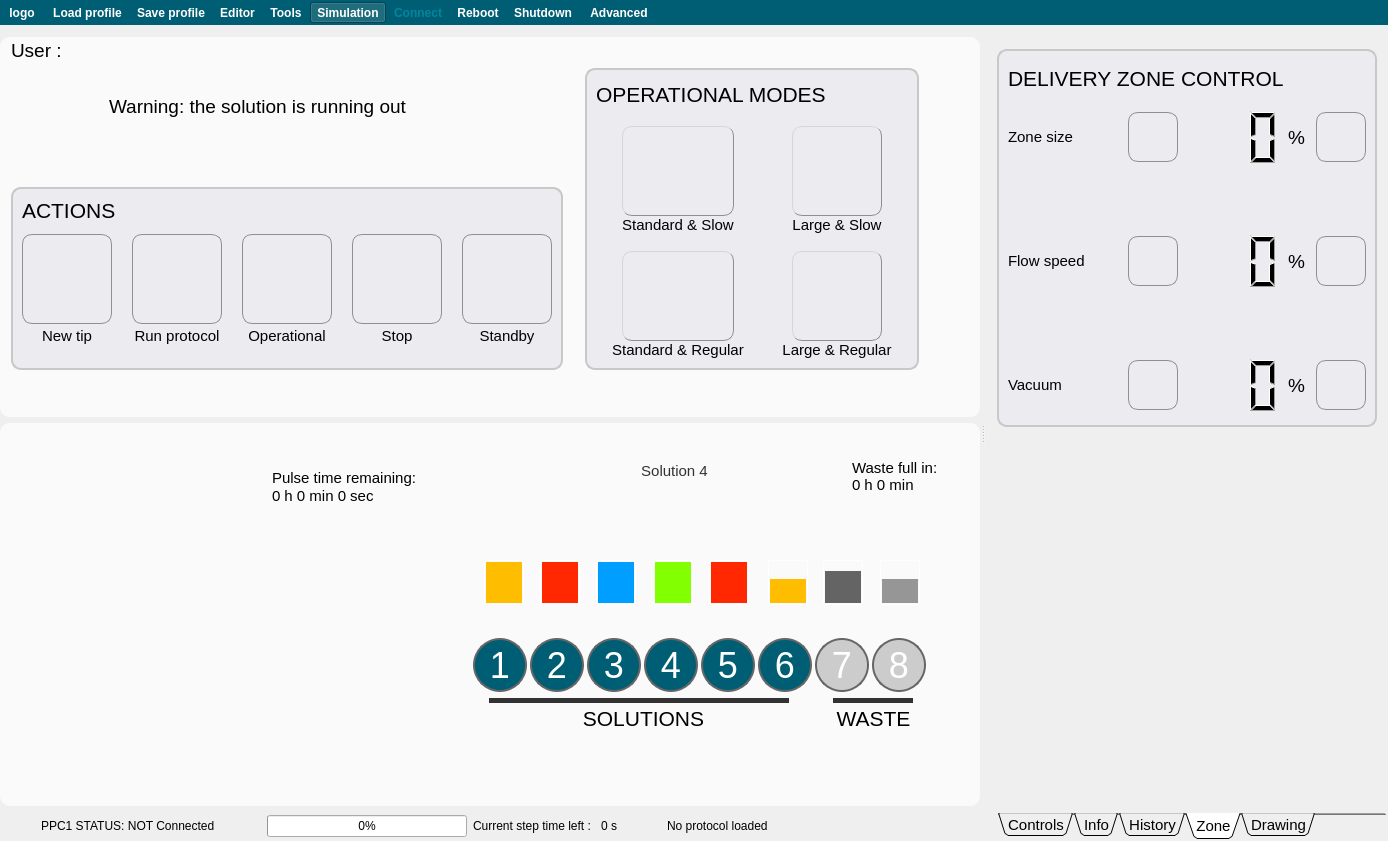
Old version of the form apps/Biopen_wizard_6/Lab-on-a-tip.ui in the repository bellonemauro/Labonatip2.0.
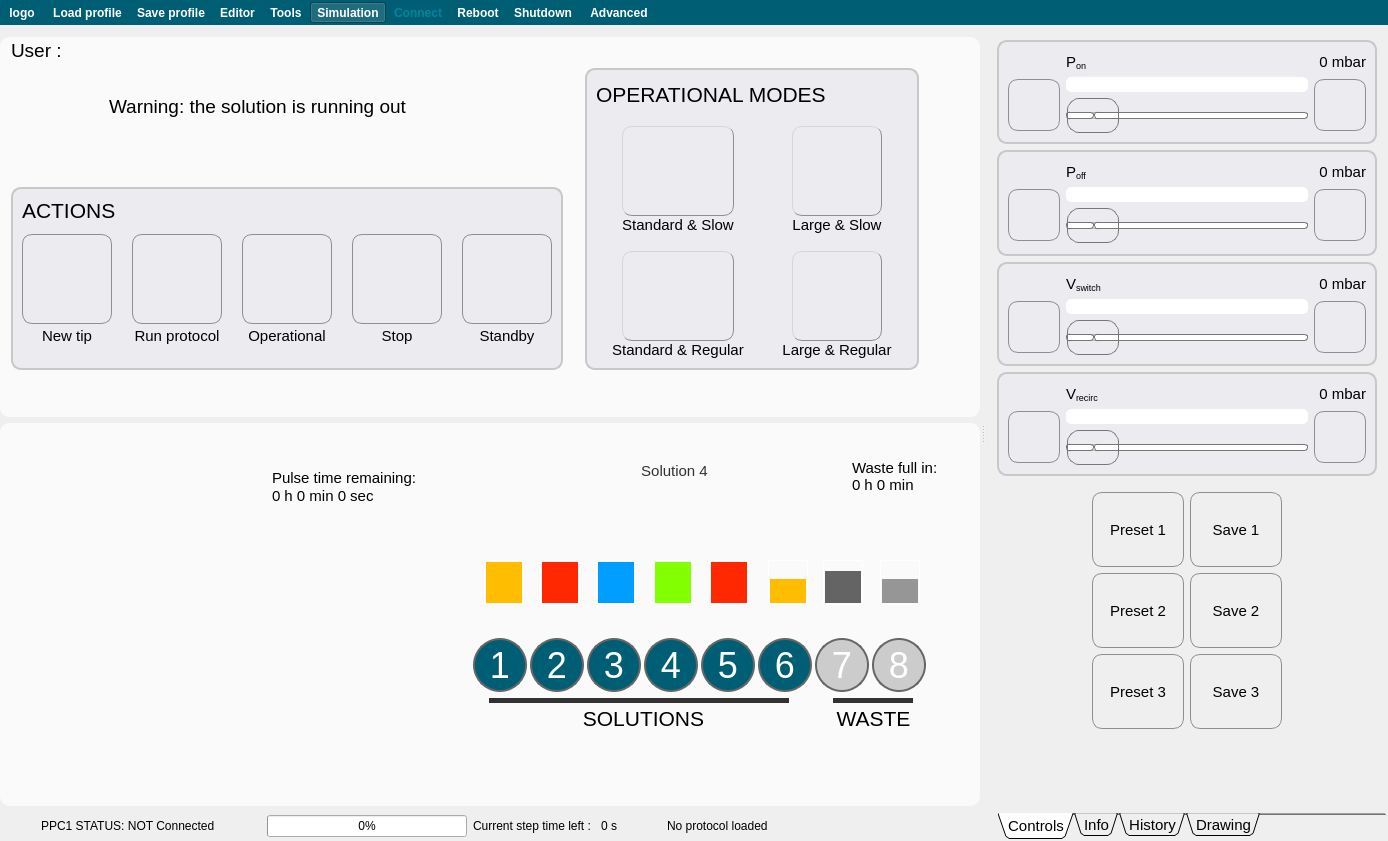
New version of the form. The open tabs and pages were chosen to show the change. Icons and pictures are not drawn.

Diff of the .ui file:
```diff
--- a/apps/Biopen_wizard_6/Lab-on-a-tip.ui
+++ b/apps/Biopen_wizard_6/Lab-on-a-tip.ui
@@ -6262,661 +6262,6 @@
              </item>
             </layout>
            </widget>
-           <widget class="QWidget" name="tab_5">
-            <attribute name="title">
-             <string>Zone</string>
-            </attribute>
-            <layout class="QVBoxLayout" name="verticalLayout_6">
-             <item>
-              <widget class="QGroupBox" name="groupBox_deliveryZone">
-               <property name="sizePolicy">
-                <sizepolicy hsizetype="Minimum" vsizetype="Minimum">
-                 <horstretch>0</horstretch>
-                 <verstretch>0</verstretch>
-                </sizepolicy>
-               </property>
-               <property name="minimumSize">
-                <size>
-                 <width>370</width>
-                 <height>40</height>
-                </size>
-               </property>
-               <property name="maximumSize">
-                <size>
-                 <width>390</width>
-                 <height>16777215</height>
-                </size>
-               </property>
-               <property name="styleSheet">
-                <string notr="true">QGroupBox { 
-     border: 2px solid  rgb(200, 200, 200); ; 
-     border-radius: 10px; 
-    color: rgb(80, 80, 80);
-    background-color: rgb(235, 235, 240);
- } 
-
- QPushButton {
-     border: 1px solid #8f8f91;
-     border-radius: 10px;
-     background-color: qlineargradient(x1: 0, y1: 0, x2: 0, y2: 1,
-                                       stop: 0 #f6f7fa, stop: 1 #dadbde);
-
- }
-
-
-QPushButton:focus:pressed{
-     background-color: qlineargradient(x1: 0, y1: 0, x2: 0, y2: 1,
-                                       stop: 0 #F0F0FF, stop: 1 #f6f7fa);
- }
-
- QPushButton:hover {
-     background-color: qlineargradient(x1: 0, y1: 0, x2: 0, y2: 1,
-                                       stop: 0 #f6f7fa, stop: 1 #F0F0FF);
- }
-
-QPushButton:disabled{ background-color: #CCCCCC; }
-
- QPushButton:flat {
-     border: none; /* no border for a flat push button */
- }
-
- QPushButton:default {
-     border-color: navy; /* make the default button prominent */
- }</string>
-               </property>
-               <property name="title">
-                <string/>
-               </property>
-               <property name="flat">
-                <bool>false</bool>
-               </property>
-               <layout class="QGridLayout" name="gridLayout_21">
-                <property name="topMargin">
-                 <number>0</number>
-                </property>
-                <property name="spacing">
-                 <number>0</number>
-                </property>
-                <item row="2" column="4">
-                 <widget class="QLabel" name="label_dropletSize_percentage">
-                  <property name="maximumSize">
-                   <size>
-                    <width>16777215</width>
-                    <height>16777215</height>
-                   </size>
-                  </property>
-                  <property name="font">
-                   <font>
-                    <pointsize>14</pointsize>
-                   </font>
-                  </property>
-                  <property name="styleSheet">
-                   <string notr="true"/>
-                  </property>
-                  <property name="text">
-                   <string>%  </string>
-                  </property>
-                  <property name="alignment">
-                   <set>Qt::AlignLeading|Qt::AlignLeft|Qt::AlignVCenter</set>
-                  </property>
-                 </widget>
-                </item>
-                <item row="3" column="1" colspan="4">
-                 <spacer name="verticalSpacer_2">
-                  <property name="orientation">
-                   <enum>Qt::Vertical</enum>
-                  </property>
-                  <property name="sizeHint" stdset="0">
-                   <size>
-                    <width>20</width>
-                    <height>40</height>
-                   </size>
-                  </property>
-                 </spacer>
-                </item>
-                <item row="2" column="1">
-                 <widget class="QLabel" name="label_DZV_dropletSize">
-                  <property name="sizePolicy">
-                   <sizepolicy hsizetype="Expanding" vsizetype="Preferred">
-                    <horstretch>0</horstretch>
-                    <verstretch>0</verstretch>
-                   </sizepolicy>
-                  </property>
-                  <property name="minimumSize">
-                   <size>
-                    <width>0</width>
-                    <height>0</height>
-                   </size>
-                  </property>
-                  <property name="maximumSize">
-                   <size>
-                    <width>16777215</width>
-                    <height>16777215</height>
-                   </size>
-                  </property>
-                  <property name="font">
-                   <font>
-                    <pointsize>11</pointsize>
-                   </font>
-                  </property>
-                  <property name="styleSheet">
-                   <string notr="true"/>
-                  </property>
-                  <property name="text">
-                   <string>Zone size</string>
-                  </property>
-                  <property name="alignment">
-                   <set>Qt::AlignLeading|Qt::AlignLeft|Qt::AlignVCenter</set>
-                  </property>
-                 </widget>
-                </item>
-                <item row="7" column="2">
-                 <widget class="QPushButton" name="pushButton_vacuum_minus">
-                  <property name="sizePolicy">
-                   <sizepolicy hsizetype="Fixed" vsizetype="Fixed">
-                    <horstretch>0</horstretch>
-                    <verstretch>0</verstretch>
-                   </sizepolicy>
-                  </property>
-                  <property name="minimumSize">
-                   <size>
-                    <width>50</width>
-                    <height>50</height>
-                   </size>
-                  </property>
-                  <property name="maximumSize">
-                   <size>
-                    <width>16777215</width>
-                    <height>16777215</height>
-                   </size>
-                  </property>
-                  <property name="toolTip">
-                   <string>Decrease vacuum</string>
-                  </property>
-                  <property name="styleSheet">
-                   <string notr="true"/>
-                  </property>
-                  <property name="text">
-                   <string/>
-                  </property>
-                  <property name="icon">
-                   <iconset resource="resources.qrc">
-                    <normaloff>:/icons/minus.png</normaloff>:/icons/minus.png</iconset>
-                  </property>
-                  <property name="iconSize">
-                   <size>
-                    <width>35</width>
-                    <height>35</height>
-                   </size>
-                  </property>
-                 </widget>
-                </item>
-                <item row="7" column="3">
-                 <widget class="QLCDNumber" name="lcdNumber_vacuum_percentage">
-                  <property name="sizePolicy">
-                   <sizepolicy hsizetype="Expanding" vsizetype="Expanding">
-                    <horstretch>0</horstretch>
-                    <verstretch>0</verstretch>
-                   </sizepolicy>
-                  </property>
-                  <property name="maximumSize">
-                   <size>
-                    <width>16777215</width>
-                    <height>16777215</height>
-                   </size>
-                  </property>
-                  <property name="toolTip">
-                   <string>&lt;html&gt;&lt;head/&gt;&lt;body&gt;&lt;p&gt;Vacuum current percentage&lt;/p&gt;&lt;/body&gt;&lt;/html&gt;</string>
-                  </property>
-                  <property name="frameShape">
-                   <enum>QFrame::NoFrame</enum>
-                  </property>
-                  <property name="digitCount">
-                   <number>3</number>
-                  </property>
-                  <property name="value" stdset="0">
-                   <double>0.000000000000000</double>
-                  </property>
-                  <property name="intValue" stdset="0">
-                   <number>0</number>
-                  </property>
-                 </widget>
-                </item>
-                <item row="5" column="1" colspan="4">
-                 <spacer name="verticalSpacer">
-                  <property name="orientation">
-                   <enum>Qt::Vertical</enum>
-                  </property>
-                  <property name="sizeHint" stdset="0">
-                   <size>
-                    <width>20</width>
-                    <height>40</height>
-                   </size>
-                  </property>
-                 </spacer>
-                </item>
-                <item row="4" column="1">
-                 <widget class="QLabel" name="label_DZC_flowSpeed">
-                  <property name="sizePolicy">
-                   <sizepolicy hsizetype="Preferred" vsizetype="Expanding">
-                    <horstretch>0</horstretch>
-                    <verstretch>0</verstretch>
-                   </sizepolicy>
-                  </property>
-                  <property name="minimumSize">
-                   <size>
-                    <width>120</width>
-                    <height>0</height>
-                   </size>
-                  </property>
-                  <property name="font">
-                   <font>
-                    <pointsize>11</pointsize>
-                   </font>
-                  </property>
-                  <property name="styleSheet">
-                   <string notr="true"/>
-                  </property>
-                  <property name="text">
-                   <string>Flow speed</string>
-                  </property>
-                  <property name="alignment">
-                   <set>Qt::AlignLeading|Qt::AlignLeft|Qt::AlignVCenter</set>
-                  </property>
-                 </widget>
-                </item>
-                <item row="2" column="5" colspan="2">
-                 <widget class="QPushButton" name="pushButton_dropSize_plus">
-                  <property name="sizePolicy">
-                   <sizepolicy hsizetype="Fixed" vsizetype="Fixed">
-                    <horstretch>0</horstretch>
-                    <verstretch>0</verstretch>
-                   </sizepolicy>
-                  </property>
-                  <property name="minimumSize">
-                   <size>
-                    <width>50</width>
-                    <height>50</height>
-                   </size>
-                  </property>
-                  <property name="maximumSize">
-                   <size>
-                    <width>16777215</width>
-                    <height>16777215</height>
-                   </size>
-                  </property>
-                  <property name="toolTip">
-                   <string>Increase the size of the delivery zone</string>
-                  </property>
-                  <property name="styleSheet">
-                   <string notr="true"/>
-                  </property>
-                  <property name="text">
-                   <string/>
-                  </property>
-                  <property name="icon">
-                   <iconset resource="resources.qrc">
-                    <normaloff>:/icons/plus.png</normaloff>:/icons/plus.png</iconset>
-                  </property>
-                  <property name="iconSize">
-                   <size>
-                    <width>35</width>
-                    <height>35</height>
-                   </size>
-                  </property>
-                 </widget>
-                </item>
-                <item row="4" column="4">
-                 <widget class="QLabel" name="label_flowspeed_percentage">
-                  <property name="maximumSize">
-                   <size>
-                    <width>16777215</width>
-                    <height>16777215</height>
-                   </size>
-                  </property>
-                  <property name="font">
-                   <font>
-                    <pointsize>14</pointsize>
-                   </font>
-                  </property>
-                  <property name="styleSheet">
-                   <string notr="true"/>
-                  </property>
-                  <property name="text">
-                   <string>%</string>
-                  </property>
-                  <property name="alignment">
-                   <set>Qt::AlignLeading|Qt::AlignLeft|Qt::AlignVCenter</set>
-                  </property>
-                 </widget>
-                </item>
-                <item row="2" column="2">
-                 <widget class="QPushButton" name="pushButton_dropSize_minus">
-                  <property name="sizePolicy">
-                   <sizepolicy hsizetype="Fixed" vsizetype="Fixed">
-                    <horstretch>0</horstretch>
-                    <verstretch>0</verstretch>
-                   </sizepolicy>
-                  </property>
-                  <property name="minimumSize">
-                   <size>
-                    <width>50</width>
-                    <height>50</height>
-                   </size>
-                  </property>
-                  <property name="maximumSize">
-                   <size>
-                    <width>16777215</width>
-                    <height>16777215</height>
-                   </size>
-                  </property>
-                  <property name="font">
-                   <font>
-                    <pointsize>8</pointsize>
-                   </font>
-                  </property>
-                  <property name="toolTip">
-                   <string>Decrease the size of the delivery zone</string>
-                  </property>
-                  <property name="autoFillBackground">
-                   <bool>false</bool>
-                  </property>
-                  <property name="styleSheet">
-                   <string notr="true"/>
-                  </property>
-                  <property name="text">
-                   <string/>
-                  </property>
-                  <property name="icon">
-                   <iconset resource="resources.qrc">
-                    <normaloff>:/icons/minus.png</normaloff>:/icons/minus.png</iconset>
-                  </property>
-                  <property name="iconSize">
-                   <size>
-                    <width>35</width>
-                    <height>35</height>
-                   </size>
-                  </property>
-                 </widget>
-                </item>
-                <item row="4" column="2">
-                 <widget class="QPushButton" name="pushButton_flowspeed_minus">
-                  <property name="sizePolicy">
-                   <sizepolicy hsizetype="Fixed" vsizetype="Fixed">
-                    <horstretch>0</horstretch>
-                    <verstretch>0</verstretch>
-                   </sizepolicy>
-                  </property>
-                  <property name="minimumSize">
-                   <size>
-                    <width>50</width>
-                    <height>50</height>
-                   </size>
-                  </property>
-                  <property name="maximumSize">
-                   <size>
-                    <width>16777215</width>
-                    <height>16777215</height>
-                   </size>
-                  </property>
-                  <property name="toolTip">
-                   <string>Decrease flow speed</string>
-                  </property>
-                  <property name="styleSheet">
-                   <string notr="true"/>
-                  </property>
-                  <property name="text">
-                   <string/>
-                  </property>
-                  <property name="icon">
-                   <iconset resource="resources.qrc">
-                    <normaloff>:/icons/minus.png</normaloff>:/icons/minus.png</iconset>
-                  </property>
-                  <property name="iconSize">
-                   <size>
-                    <width>35</width>
-                    <height>35</height>
-                   </size>
-                  </property>
-                 </widget>
-                </item>
-                <item row="7" column="4">
-                 <widget class="QLabel" name="label_vacuum_percentage">
-                  <property name="maximumSize">
-                   <size>
-                    <width>16777215</width>
-                    <height>16777215</height>
-                   </size>
-                  </property>
-                  <property name="font">
-                   <font>
-                    <pointsize>14</pointsize>
-                   </font>
-                  </property>
-                  <property name="styleSheet">
-                   <string notr="true"/>
-                  </property>
-                  <property name="text">
-                   <string>%</string>
-                  </property>
-                  <property name="alignment">
-                   <set>Qt::AlignLeading|Qt::AlignLeft|Qt::AlignVCenter</set>
-                  </property>
-                 </widget>
-                </item>
-                <item row="6" column="1" rowspan="2">
-                 <widget class="QLabel" name="label_DZC_vacuum">
-                  <property name="sizePolicy">
-                   <sizepolicy hsizetype="Expanding" vsizetype="Preferred">
-                    <horstretch>0</horstretch>
-                    <verstretch>0</verstretch>
-                   </sizepolicy>
-                  </property>
-                  <property name="font">
-                   <font>
-                    <pointsize>11</pointsize>
-                   </font>
-                  </property>
-                  <property name="styleSheet">
-                   <string notr="true"/>
-                  </property>
-                  <property name="text">
-                   <string>Vacuum</string>
-                  </property>
-                  <property name="alignment">
-                   <set>Qt::AlignLeading|Qt::AlignLeft|Qt::AlignVCenter</set>
-                  </property>
-                 </widget>
-                </item>
-                <item row="4" column="5" colspan="2">
-                 <widget class="QPushButton" name="pushButton_flowspeed_plus">
-                  <property name="sizePolicy">
-                   <sizepolicy hsizetype="Fixed" vsizetype="Fixed">
-                    <horstretch>0</horstretch>
-                    <verstretch>0</verstretch>
-                   </sizepolicy>
-                  </property>
-                  <property name="minimumSize">
-                   <size>
-                    <width>50</width>
-                    <height>50</height>
-                   </size>
-                  </property>
-                  <property name="maximumSize">
-                   <size>
-                    <width>16777215</width>
-                    <height>16777215</height>
-                   </size>
-                  </property>
-                  <property name="toolTip">
-                   <string>Increase flow speed</string>
-                  </property>
-                  <property name="styleSheet">
-                   <string notr="true"/>
-                  </property>
-                  <property name="text">
-                   <string/>
-                  </property>
-                  <property name="icon">
-                   <iconset resource="resources.qrc">
-                    <normaloff>:/icons/plus.png</normaloff>:/icons/plus.png</iconset>
-                  </property>
-                  <property name="iconSize">
-                   <size>
-                    <width>35</width>
-                    <height>35</height>
-                   </size>
-                  </property>
-                 </widget>
-                </item>
-                <item row="2" column="3">
-                 <widget class="QLCDNumber" name="lcdNumber_dropletSize_percentage">
-                  <property name="sizePolicy">
-                   <sizepolicy hsizetype="Expanding" vsizetype="Expanding">
-                    <horstretch>0</horstretch>
-                    <verstretch>0</verstretch>
-                   </sizepolicy>
-                  </property>
-                  <property name="maximumSize">
-                   <size>
-                    <width>16777215</width>
-                    <height>16777215</height>
-                   </size>
-                  </property>
-                  <property name="toolTip">
-                   <string>&lt;html&gt;&lt;head/&gt;&lt;body&gt;&lt;p&gt;Droplet size current percentage&lt;/p&gt;&lt;/body&gt;&lt;/html&gt;</string>
-                  </property>
-                  <property name="frameShape">
-                   <enum>QFrame::NoFrame</enum>
-                  </property>
-                  <property name="digitCount">
-                   <number>3</number>
-                  </property>
-                  <property name="segmentStyle">
-                   <enum>QLCDNumber::Filled</enum>
-                  </property>
-                  <property name="value" stdset="0">
-                   <double>0.000000000000000</double>
-                  </property>
-                  <property name="intValue" stdset="0">
-                   <number>0</number>
-                  </property>
-                 </widget>
-                </item>
-                <item row="7" column="5" colspan="2">
-                 <widget class="QPushButton" name="pushButton_vacuum_plus">
-                  <property name="sizePolicy">
-                   <sizepolicy hsizetype="Fixed" vsizetype="Fixed">
-                    <horstretch>0</horstretch>
-                    <verstretch>0</verstretch>
-                   </sizepolicy>
-                  </property>
-                  <property name="minimumSize">
-                   <size>
-                    <width>50</width>
-                    <height>50</height>
-                   </size>
-                  </property>
-                  <property name="maximumSize">
-                   <size>
-                    <width>16777215</width>
-                    <height>16777215</height>
-                   </size>
-                  </property>
-                  <property name="toolTip">
-                   <string>Increase vacuum</string>
-                  </property>
-                  <property name="styleSheet">
-                   <string notr="true"/>
-                  </property>
-                  <property name="text">
-                   <string/>
-                  </property>
-                  <property name="icon">
-                   <iconset resource="resources.qrc">
-                    <normaloff>:/icons/plus.png</normaloff>:/icons/plus.png</iconset>
-                  </property>
-                  <property name="iconSize">
-                   <size>
-                    <width>35</width>
-                    <height>35</height>
-                   </size>
-                  </property>
-                 </widget>
-                </item>
-                <item row="4" column="3">
-                 <widget class="QLCDNumber" name="lcdNumber_flowspeed_percentage">
-                  <property name="sizePolicy">
-                   <sizepolicy hsizetype="Expanding" vsizetype="Expanding">
-                    <horstretch>0</horstretch>
-                    <verstretch>0</verstretch>
-                   </sizepolicy>
-                  </property>
-                  <property name="maximumSize">
-                   <size>
-                    <width>16777215</width>
-                    <height>16777215</height>
-                   </size>
-                  </property>
-                  <property name="toolTip">
-                   <string>&lt;html&gt;&lt;head/&gt;&lt;body&gt;&lt;p&gt;Flow speed current percentage&lt;/p&gt;&lt;/body&gt;&lt;/html&gt;</string>
-                  </property>
-                  <property name="frameShape">
-                   <enum>QFrame::NoFrame</enum>
-                  </property>
-                  <property name="digitCount">
-                   <number>3</number>
-                  </property>
-                  <property name="value" stdset="0">
-                   <double>0.000000000000000</double>
-                  </property>
-                  <property name="intValue" stdset="0">
-                   <number>0</number>
-                  </property>
-                 </widget>
-                </item>
-                <item row="0" column="1" colspan="6">
-                 <widget class="QLabel" name="label_DZC_title">
-                  <property name="minimumSize">
-                   <size>
-                    <width>330</width>
-                    <height>55</height>
-                   </size>
-                  </property>
-                  <property name="font">
-                   <font>
-                    <pointsize>16</pointsize>
-                   </font>
-                  </property>
-                  <property name="styleSheet">
-                   <string notr="true"/>
-                  </property>
-                  <property name="text">
-                   <string>DELIVERY ZONE CONTROL</string>
-                  </property>
-                  <property name="alignment">
-                   <set>Qt::AlignLeading|Qt::AlignLeft|Qt::AlignVCenter</set>
-                  </property>
-                 </widget>
-                </item>
-               </layout>
-              </widget>
-             </item>
-             <item>
-              <spacer name="verticalSpacer_5">
-               <property name="orientation">
-                <enum>Qt::Vertical</enum>
-               </property>
-               <property name="sizeHint" stdset="0">
-                <size>
-                 <width>20</width>
-                 <height>333</height>
-                </size>
-               </property>
-              </spacer>
-             </item>
-            </layout>
-           </widget>
            <widget class="QWidget" name="tab">
             <attribute name="title">
              <string>Drawing</string>
```
